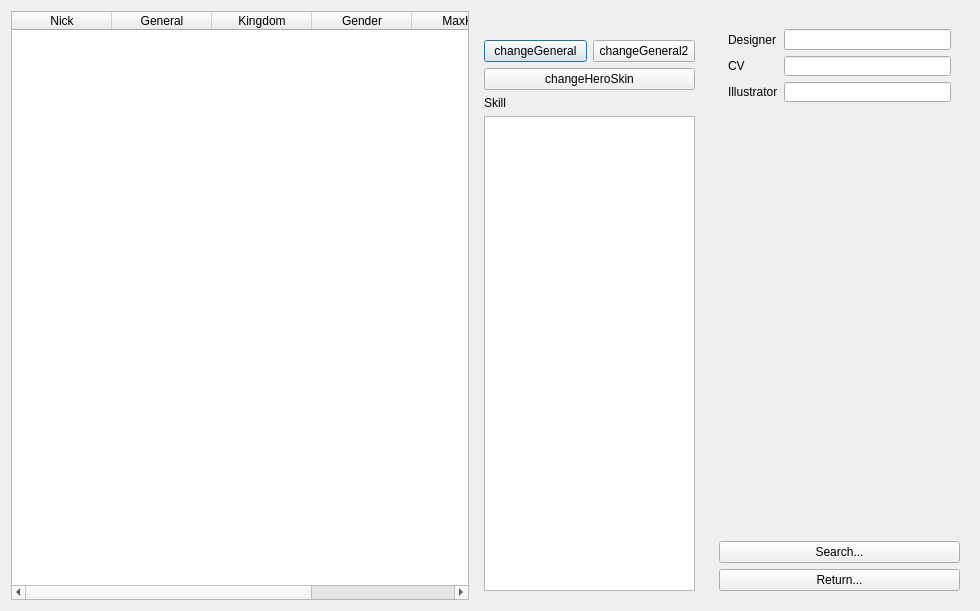
The window that src/dialog/generaloverview.ui (BeginnerSlob/TouhouTripleSha) describes before a commit, drawn with Qt 5.
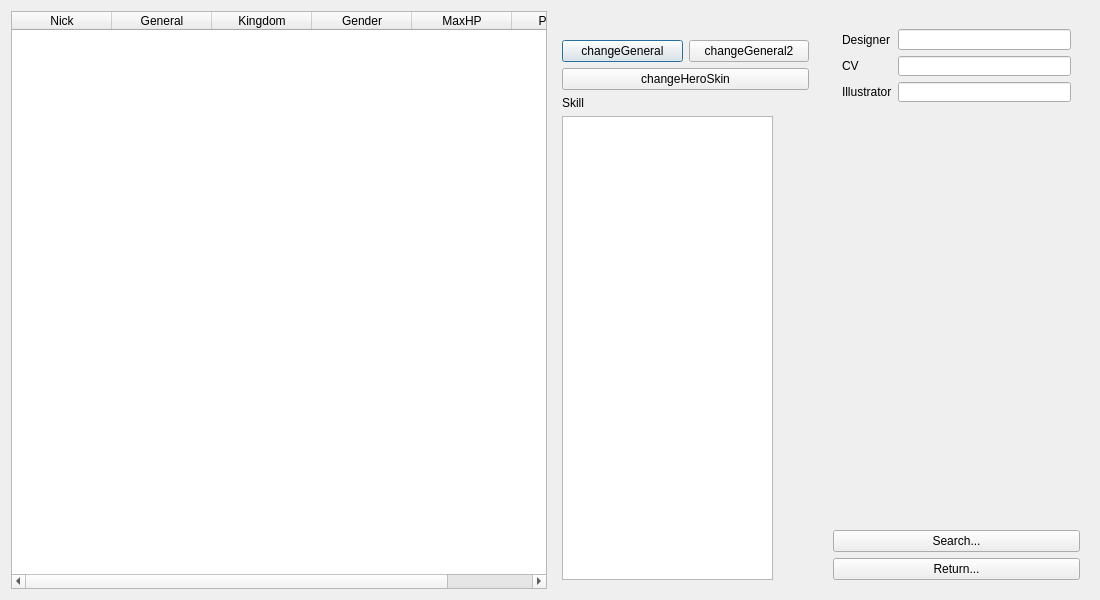
The same window after the commit. Icons and pictures are not drawn.

Commit message: 人物一览

```diff
--- a/src/dialog/generaloverview.ui
+++ b/src/dialog/generaloverview.ui
@@ -9,8 +9,8 @@
    <rect>
     <x>0</x>
     <y>0</y>
-    <width>980</width>
-    <height>611</height>
+    <width>1100</width>
+    <height>600</height>
    </rect>
   </property>
   <property name="minimumSize">
@@ -244,8 +244,8 @@
             <rect>
              <x>0</x>
              <y>0</y>
-             <width>241</width>
-             <height>419</height>
+             <width>247</width>
+             <height>408</height>
             </rect>
            </property>
           </widget>
```
The commit also changes 2 other files.
